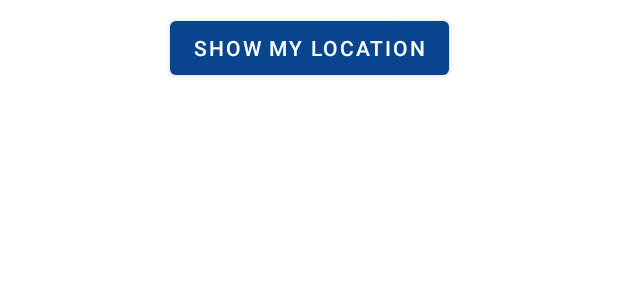
After one commit to friendlycoconut/Brno_Tourist_App, an Android app: the layout fragment_discover.xml on its own in the app's theme, with its tools: preview values and no code run, on a phone screen of 412 x 824 dp. The commit adds this screen. Shown: the top 300 px of the screen. Run offline under Robolectric (Android 15) with nearby library versions, the phone set to English and light mode, and no system bars.

Commit message:
Refactored, changed structure, added fragments and created navigation

```diff
--- a/app/src/main/AndroidManifest.xml
+++ b/app/src/main/AndroidManifest.xml
@@ -13,6 +13,11 @@
         android:supportsRtl="true"
         android:theme="@style/Theme.BrnoTouristApp"
         tools:targetApi="31">
+        <activity
+            android:name=".MainActivity"
+            android:exported="false"
+            android:label="@string/title_activity_main"
+            android:theme="@style/Theme.BrnoTouristApp.NoActionBar" />
         <activity
             android:name=".WelcomeActivity"
             android:configChanges="orientation|keyboardHidden|screenSize"
--- a/app/src/main/java/com/pv239/brnotouristapp/WelcomeActivity.kt
+++ b/app/src/main/java/com/pv239/brnotouristapp/WelcomeActivity.kt
@@ -28,7 +28,7 @@ class WelcomeActivity : AppCompatActivity() {
         fullscreenContent = binding.fullscreenContent
 
         Handler().postDelayed({
-            val intent = Intent(this, MapsActivity::class.java)
+            val intent = Intent(this, MainActivity::class.java)
             startActivity(intent)
             finish()
         }, SPLASH_DELAY)
--- /dev/null
+++ b/app/src/main/res/layout/fragment_discover.xml
@@ -0,0 +1,33 @@
+<?xml version="1.0" encoding="utf-8"?>
+<androidx.constraintlayout.widget.ConstraintLayout xmlns:android="http://schemas.android.com/apk/res/android"
+    xmlns:app="http://schemas.android.com/apk/res-auto"
+    xmlns:tools="http://schemas.android.com/tools"
+    android:layout_width="match_parent"
+    android:layout_height="match_parent"
+    tools:context=".DiscoverFragment">
+
+    <LinearLayout
+        android:id="@+id/relativeLayout"
+        android:layout_width="wrap_content"
+        android:layout_height="wrap_content"
+        android:layout_marginBottom="8dp"
+        android:layout_marginTop="8dp"
+        app:layout_constraintTop_toTopOf="parent"
+        app:layout_constraintStart_toStartOf="parent">
+
+        <androidx.recyclerview.widget.RecyclerView
+            android:id="@+id/districtList"
+            android:layout_width="wrap_content"
+            android:layout_height="wrap_content"/>
+    </LinearLayout>
+
+    <Button
+        android:id="@+id/button_show_location"
+        android:layout_width="wrap_content"
+        android:layout_height="wrap_content"
+        android:text="@string/location"
+        app:layout_constraintEnd_toEndOf="parent"
+        app:layout_constraintStart_toStartOf="parent"
+        app:layout_constraintTop_toBottomOf="@+id/relativeLayout" />
+
+</androidx.constraintlayout.widget.ConstraintLayout>
--- a/app/src/main/res/values/colors.xml
+++ b/app/src/main/res/values/colors.xml
@@ -16,4 +16,7 @@
     <color name="light_blue_A200">#FF40C4FF</color>
     <color name="light_blue_A400">#FF00B0FF</color>
     <color name="black_overlay">#66000000</color>
+    <color name="red">#66FF0000</color>
+    <color name="green">#6600FF04</color>
+
 </resources>
--- a/app/src/main/res/values/themes.xml
+++ b/app/src/main/res/values/themes.xml
@@ -2,13 +2,13 @@
     <!-- Base application theme. -->
     <style name="Theme.BrnoTouristApp" parent="Theme.MaterialComponents.DayNight.DarkActionBar">
         <!-- Primary brand color. -->
-        <item name="colorPrimary">@color/brown_40</item>
-        <item name="colorPrimaryVariant">@color/brown_30</item>
+        <item name="colorPrimary">@color/blue_30</item>
+        <item name="colorPrimaryVariant">@color/light_blue_900</item>
         <item name="colorOnPrimary">@color/white</item>
         <!-- Secondary brand color. -->
-        <item name="colorSecondary">@color/blue_40</item>
-        <item name="colorSecondaryVariant">@color/blue_30</item>
-        <item name="colorOnSecondary">@color/white</item>
+        <item name="colorSecondary">@color/teal_200</item>
+        <item name="colorSecondaryVariant">@color/teal_200</item>
+        <item name="colorOnSecondary">@color/black</item>
         <!-- Status bar color. -->
         <item name="android:statusBarColor">?attr/colorPrimaryVariant</item>
         <!-- Customize your theme here. -->
@@ -34,4 +34,15 @@
         <item name="android:background">@color/blue_40</item>
         <item name="android:textColor">@color/white</item>
     </style>
+
+    <style name="Theme.BrnoTouristApp.NoActionBar">
+        <item name="windowActionBar">false</item>
+        <item name="windowNoTitle">true</item>
+    </style>
+
+    <style name="Theme.BrnoTouristApp.AppBarOverlay" parent="ThemeOverlay.AppCompat.Dark.ActionBar" />
+
+    <style name="Theme.BrnoTouristApp.PopupOverlay" parent="ThemeOverlay.AppCompat.Light" />
+
+
 </resources>
```
Also changed, not shown: app/src/main/java/com/pv239/brnotouristapp/DiscoverFragment.kt (added, +85 -0 lines), app/src/main/java/com/pv239/brnotouristapp/MainActivity.kt (added, +35 -0 lines), app/src/main/java/com/pv239/brnotouristapp/MapFragment.kt (added, +91 -0 lines), app/src/main/res/layout/activity_main.xml (added, +25 -0 lines), app/src/main/res/layout/content_main.xml (added, +19 -0 lines), app/src/main/res/layout/fragment_map.xml (added, +60 -0 lines), app/src/main/res/navigation/nav_graph.xml (added, +27 -0 lines), app/src/main/res/values/strings.xml (+10 -0 lines).
